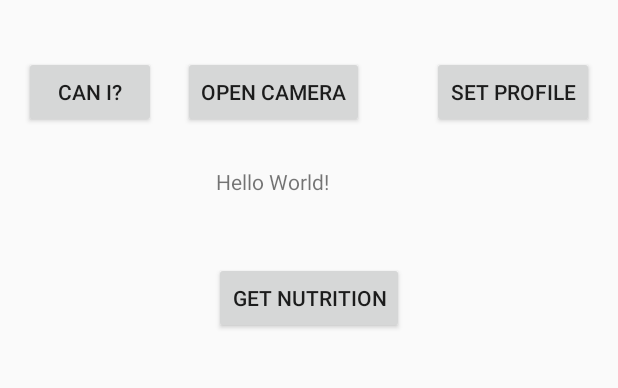
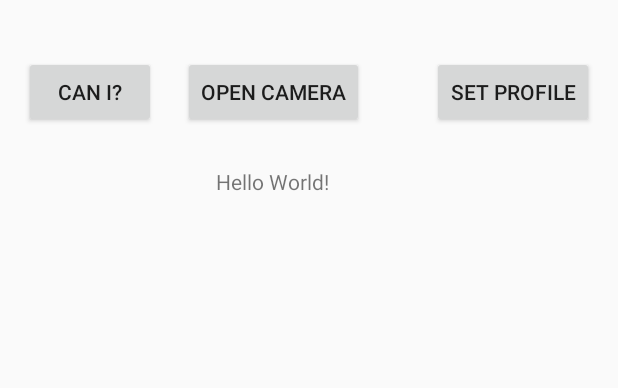
Before and after one commit to ericvuong1/ConuHacksIII, an Android app: the screen it shows after launch (MainActivity), on a phone screen of 412 x 824 dp, the part 398-786 px from its top. Run offline under Robolectric (Android 15) with nearby library versions, the phone set to English and light mode, and no system bars; our stand-ins replace Volley; libraries missing offline, so code that uses them is left out: com.ibm.watson; 3 statements that could not run were skipped.

Commit message:
Hopefully last push, all implemented

```diff
--- a/CANiEatThis/app/src/main/java/com/hackathon/conuhacks/canieatthis/MainActivity.java
+++ b/CANiEatThis/app/src/main/java/com/hackathon/conuhacks/canieatthis/MainActivity.java
@@ -42,6 +42,7 @@ import com.ibm.watson.developer_cloud.visual_recognition.v3.model.*;
 import static android.R.attr.duration;
 import static android.R.attr.name;
 import static android.R.id.list;
+import static android.media.CamcorderProfile.get;
 
 import com.android.volley.RequestQueue;
 import com.android.volley.toolbox.Volley;
@@ -77,6 +78,8 @@ public class MainActivity extends AppCompatActivity {
 
     VisualRecognition service;
 
+    CompactFood foodToDisplay;
+
     String ProteinValue;
     String FatValue;
 
@@ -110,8 +113,6 @@ public class MainActivity extends AppCompatActivity {
         mImageView = (ImageView) findViewById(R.id.pictureTaken);
         mNewImageButton = (Button) findViewById(R.id.newImage);
         mSetProfile = (Button) findViewById(R.id.mSetProfileButton);
-        mGetNutritionButton = (Button) findViewById(R.id.mGetNutritionButton);
-        GetNutrition();
         SetProfile();
         OpenCamera();
         SetNewImage();
@@ -139,14 +140,6 @@ public class MainActivity extends AppCompatActivity {
         */
 
     }
-    public void GetNutrition(){
-        mGetNutritionButton.setOnClickListener(new View.OnClickListener() {
-            @Override
-            public void onClick(View v) {
-                //TODO: FERAS
-            }
-        });
-    }
 
     public void SetProfile(){
         mSetProfile.setOnClickListener(new View.OnClickListener() {
@@ -173,6 +166,7 @@ public class MainActivity extends AppCompatActivity {
                 try{
                     query = classifyImage(mCurrentPhotoPath,service)[0][0];
                     req.getFoods(requestQueue, query,0);
+
                 }
                 catch(Exception e){
                     e.printStackTrace();
@@ -214,8 +208,6 @@ public class MainActivity extends AppCompatActivity {
             }
         }
         Log.d("Debug Path", mCurrentPhotoPath);
-        Toast toast = Toast.makeText(this, mCurrentPhotoPath, Toast.LENGTH_SHORT);
-        toast.show();
     }
     private File createImageFile() throws IOException {
         // Create an image file name
@@ -331,6 +323,10 @@ public class MainActivity extends AppCompatActivity {
             List<CompactFood> foods = response.getResults();
             //This list contains summary information about the food items
 
+            foodToDisplay = foods.get(0);
+            toDisplay += foodToDisplay.getDescription();
+            mTextView.setText(toDisplay);
+
             //System.out.println("=========FOODS============");
             for (CompactFood food: foods) {
                 //System.out.println(food.getName());
--- a/CANiEatThis/app/src/main/res/layout/activity_main.xml
+++ b/CANiEatThis/app/src/main/res/layout/activity_main.xml
@@ -76,17 +76,4 @@
         app:layout_constraintBaseline_toBaselineOf="@+id/mCameraButton"
         tools:layout_constraintBaseline_creator="1"/>
 
-    <Button
-        android:id="@+id/mGetNutritionButton"
-        android:layout_width="wrap_content"
-        android:layout_height="wrap_content"
-        android:text="@string/getNutrition"
-        tools:layout_constraintTop_creator="1"
-        tools:layout_constraintRight_creator="1"
-        app:layout_constraintRight_toRightOf="parent"
-        android:layout_marginTop="44dp"
-        app:layout_constraintTop_toBottomOf="@+id/mHelloWorldText"
-        tools:layout_constraintLeft_creator="1"
-        app:layout_constraintLeft_toLeftOf="parent"/>
-
 </android.support.constraint.ConstraintLayout>
```
